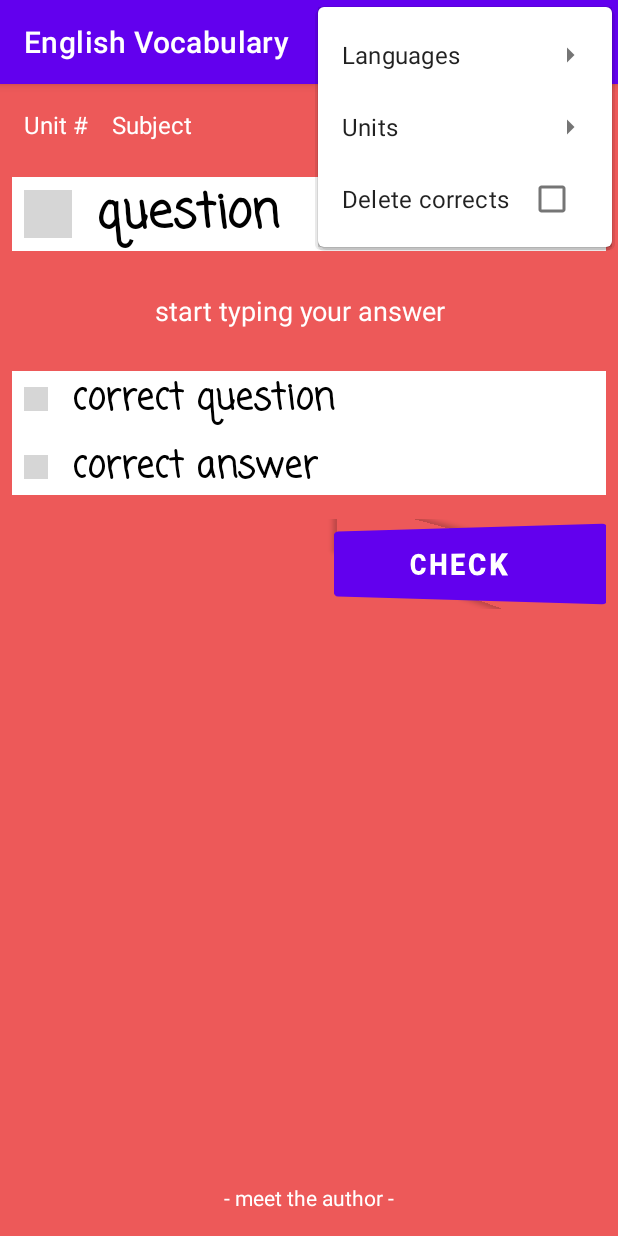
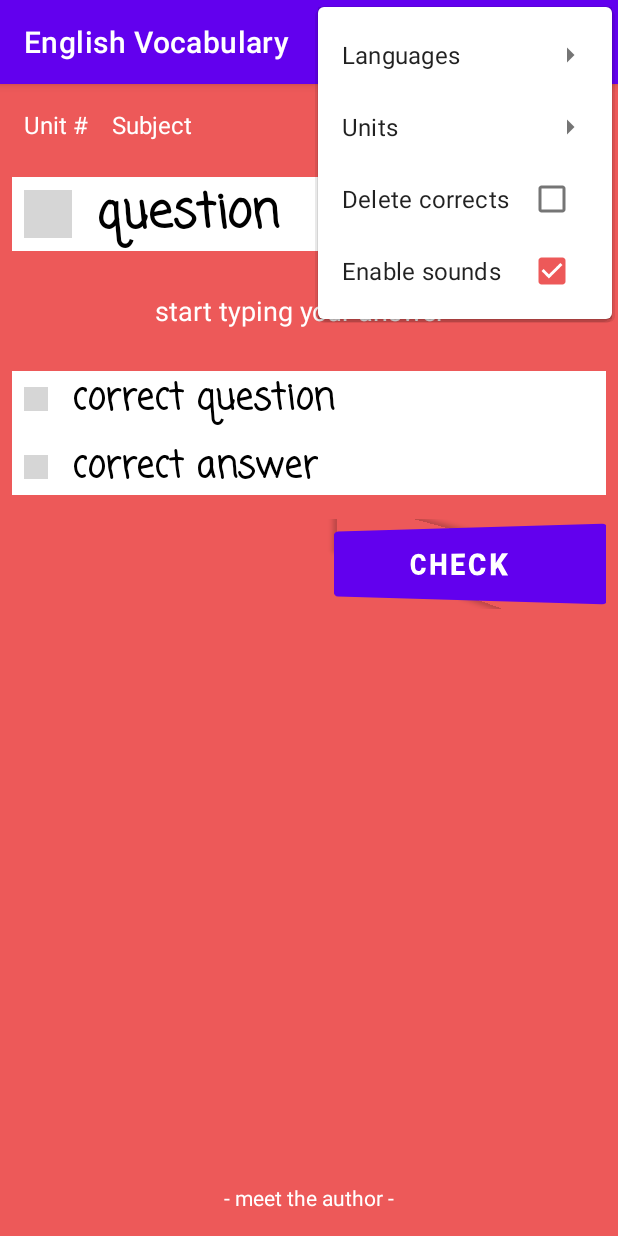
Before and after one commit to MiguelAngelCifredo/EnglishVocabulary, an Android app: the screen it shows after launch (MainActivity), with the options menu open, on a phone screen of 412 x 824 dp. Run offline under Robolectric (Android 15) with nearby library versions, the phone set to English and light mode, and no system bars; our stand-ins replace Volley; network calls fail; 1 statement that could not run was skipped; grey boxes are pictures that could not be loaded.

Commit message:
Creating item menu and enable, for sounds

```diff
--- a/app/src/main/java/com/kompassaviacion/englishvocabulary/MainActivity.java
+++ b/app/src/main/java/com/kompassaviacion/englishvocabulary/MainActivity.java
@@ -85,6 +85,7 @@ public class MainActivity extends AppCompatActivity {
         menu.findItem(R.id.both).setChecked(Game.getLanguageMode() == 0);
 
         menu.findItem(R.id.deleteCorrects).setChecked(Game.getDeleteCorrects());
+        menu.findItem(R.id.enableSounds).setChecked(Game.getEnableSounds());
 
         menu.findItem(R.id.unit00).setChecked(Game.getUnitVisibility(0));
         menu.findItem(R.id.unit01).setChecked(Game.getUnitVisibility(1));
@@ -112,6 +113,7 @@ public class MainActivity extends AppCompatActivity {
     public boolean onOptionsItemSelected(MenuItem item) {
         switch (item.getItemId()) {
             case R.id.deleteCorrects: Game.setDeleteCorrects(!Game.getDeleteCorrects()); break;
+            case R.id.enableSounds  : Game.setEnableSounds(!Game.getEnableSounds()); break;
 
             case R.id.both:    Game.setLanguageMode(0); break;
             case R.id.eng_esp: Game.setLanguageMode(1); break;
--- a/app/src/main/res/menu/menu_main.xml
+++ b/app/src/main/res/menu/menu_main.xml
@@ -62,6 +62,9 @@
         android:id="@+id/deleteCorrects"
         android:title="Delete corrects"
         android:checkable="true"/>
-
+    <item
+        android:id="@+id/enableSounds"
+        android:title="Enable sounds"
+        android:checkable="true"/>
 
 </menu>
```
Also changed, not shown: app/src/main/java/com/kompassaviacion/englishvocabulary/ctrl/Game.java (+18 -4 lines).
